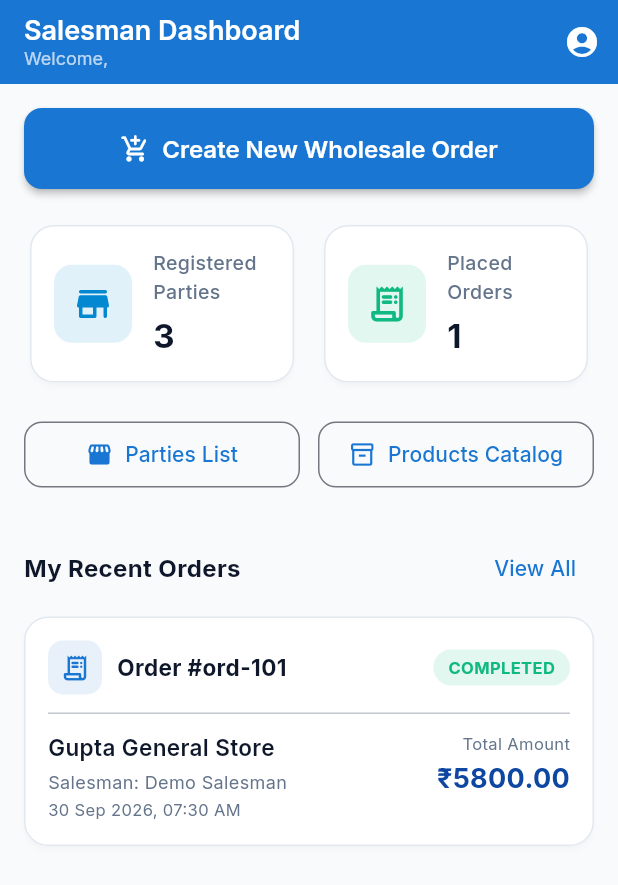
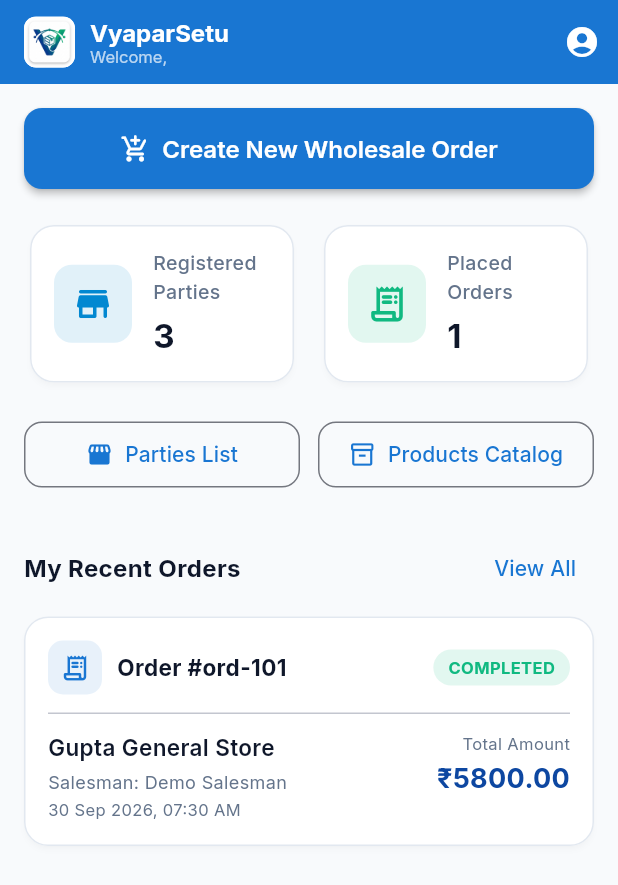
Before and after one commit to Mariobeats/wholesale_mvp, a Flutter app: the SalesmanDashboardScreen screen opened directly, on a phone screen of 412 x 824 dp. Shown: the top 885 px of the screen. Run offline on Flutter 3.47's test engine with Material 3 defaults, Android fonts, the phone set to English and light mode, and no system bars; our stand-ins replace file_picker, geolocator, google_fonts, pdf, printing, supabase_flutter; missing offline and left inert: excel; accounts and stored records are empty.

Commit message:
Replace default logos with VyaparSetu logo across web favicons and dashboard AppBars

```diff
--- a/lib/screens/salesman/salesman_dashboard_screen.dart
+++ b/lib/screens/salesman/salesman_dashboard_screen.dart
@@ -44,13 +44,30 @@ class _SalesmanDashboardScreenState extends State<SalesmanDashboardScreen> {
 
     return Scaffold(
       appBar: AppBar(
-        title: Column(
-          crossAxisAlignment: CrossAxisAlignment.start,
+        title: Row(
           children: [
-            const Text('Salesman Dashboard'),
-            Text(
-              'Welcome, ${user?.name ?? 'Salesman'}',
-              style: const TextStyle(fontSize: 12, fontWeight: FontWeight.w400, color: Colors.white70),
+            Container(
+              width: 34,
+              height: 34,
+              decoration: BoxDecoration(
+                color: Colors.white,
+                borderRadius: BorderRadius.circular(8),
+              ),
+              child: ClipRRect(
+                borderRadius: BorderRadius.circular(8),
+                child: Image.asset('assets/images/logo.png', fit: BoxFit.cover),
+              ),
+            ),
+            const SizedBox(width: 10),
+            Column(
+              crossAxisAlignment: CrossAxisAlignment.start,
+              children: [
+                const Text('VyaparSetu', style: TextStyle(fontSize: 16, fontWeight: FontWeight.bold)),
+                Text(
+                  'Welcome, ${user?.name ?? 'Salesman'}',
+                  style: const TextStyle(fontSize: 11, fontWeight: FontWeight.w400, color: Colors.white70),
+                ),
+              ],
             ),
           ],
         ),
```
Also changed, not shown: lib/screens/admin/admin_dashboard_screen.dart (+23 -6 lines), 5 other files.
